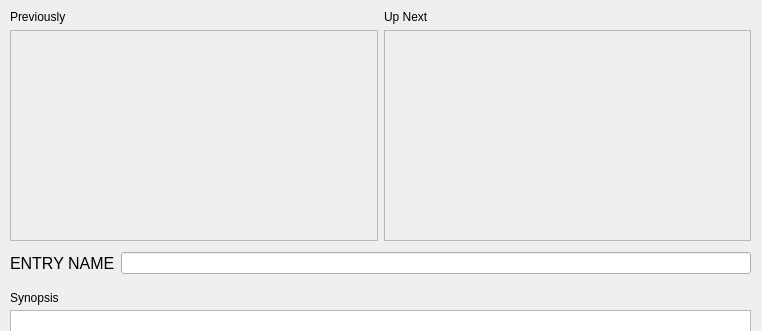
This is add_entry_window.ui in Zo-Bro/story_arc_grapher as Qt 5 draws it before an edit; both pictures show x 0 to 762 and y 0 to 331 of the 762 by 811 pixel window. The edited form follows.
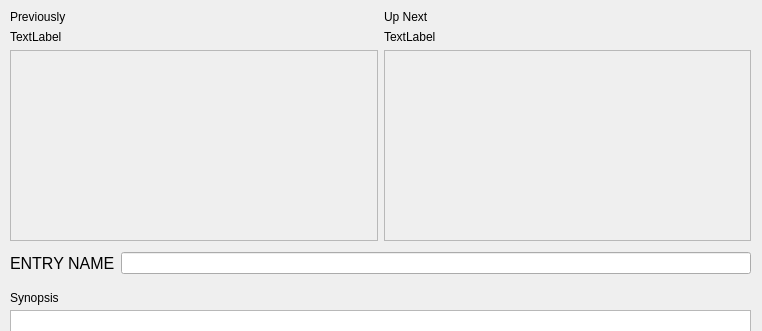
This is the edited form.

Commit message: The tab widget in the main ui will create two instances of itself on occasion( Still investigating that. Double func call? Not deleting properly?). I need to consolidate my refresh_view functions, they are leaving the controller.py file, and I believe I am giving view.py too much agency as a result.

```diff
--- a/add_entry_window.ui
+++ b/add_entry_window.ui
@@ -53,20 +53,6 @@
       </property>
      </widget>
     </item>
-    <item row="1" column="1">
-     <widget class="QPlainTextEdit" name="plainTextEdit_2">
-      <property name="enabled">
-       <bool>false</bool>
-      </property>
-     </widget>
-    </item>
-    <item row="1" column="0">
-     <widget class="QPlainTextEdit" name="plainTextEdit">
-      <property name="enabled">
-       <bool>false</bool>
-      </property>
-     </widget>
-    </item>
     <item row="0" column="0">
      <widget class="QLabel" name="label_3">
       <property name="text">
@@ -74,6 +60,34 @@
       </property>
      </widget>
     </item>
+    <item row="2" column="0">
+     <widget class="QPlainTextEdit" name="prevTextEdit">
+      <property name="enabled">
+       <bool>false</bool>
+      </property>
+     </widget>
+    </item>
+    <item row="2" column="1">
+     <widget class="QPlainTextEdit" name="nextTextEdit">
+      <property name="enabled">
+       <bool>false</bool>
+      </property>
+     </widget>
+    </item>
+    <item row="1" column="0">
+     <widget class="QLabel" name="prevNameLabel">
+      <property name="text">
+       <string>TextLabel</string>
+      </property>
+     </widget>
+    </item>
+    <item row="1" column="1">
+     <widget class="QLabel" name="NextNameLabel">
+      <property name="text">
+       <string>TextLabel</string>
+      </property>
+     </widget>
+    </item>
    </layout>
   </widget>
   <widget class="QLabel" name="label_2">
```
The commit also changes 2 other files.
